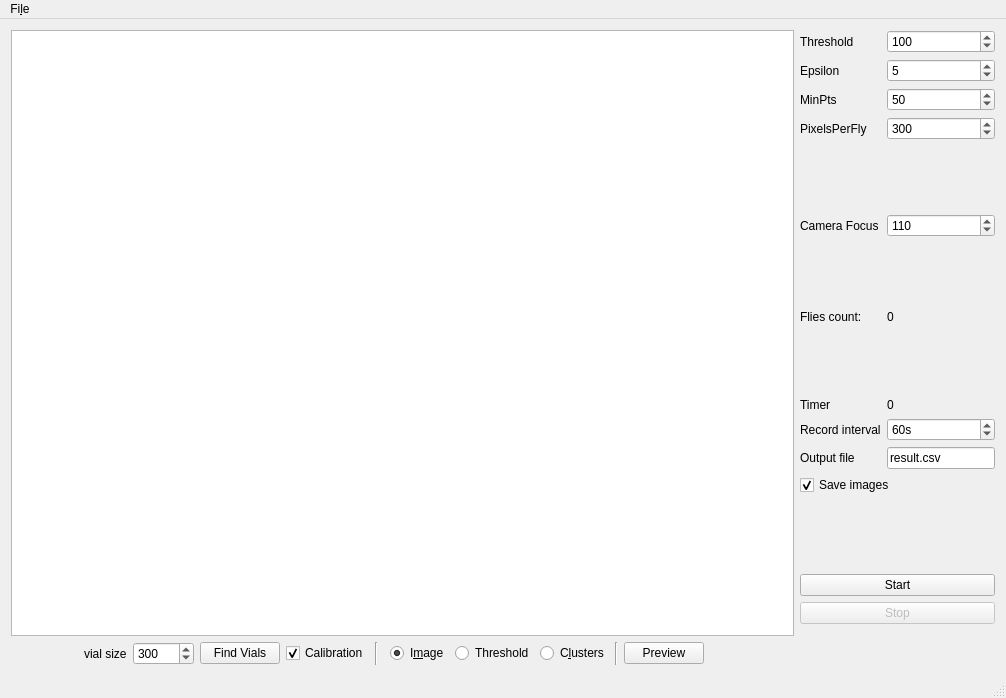
Old version of the form mainwindow.ui in the repository cbodenst/FlyDetector.
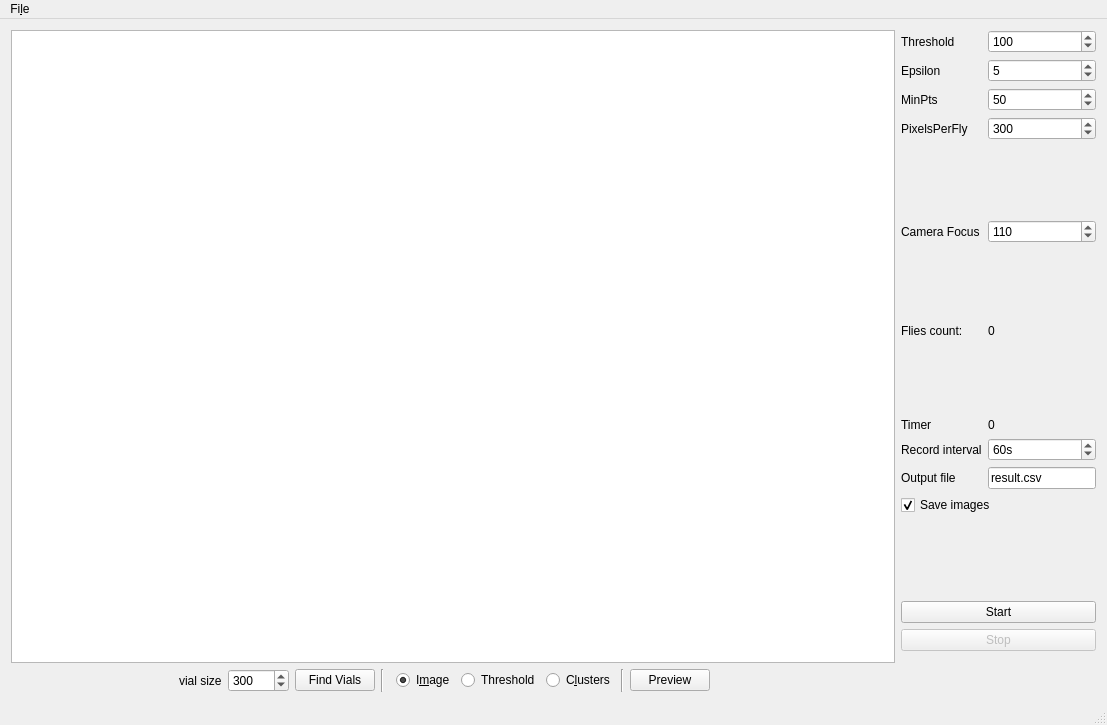
New version of the form.

Commit message: remove calibration

Diff of the .ui file:
```diff
--- a/mainwindow.ui
+++ b/mainwindow.ui
@@ -6,8 +6,8 @@
    <rect>
     <x>0</x>
     <y>0</y>
-    <width>1006</width>
-    <height>698</height>
+    <width>1107</width>
+    <height>725</height>
    </rect>
   </property>
   <property name="sizePolicy">
@@ -21,7 +21,7 @@
   </property>
   <widget class="QWidget" name="centralWidget">
    <layout class="QGridLayout" name="gridLayout">
-    <item row="0" column="0" rowspan="19" colspan="16">
+    <item row="0" column="0" rowspan="19" colspan="15">
      <widget class="QGraphicsView" name="graphicsView">
       <property name="sizePolicy">
        <sizepolicy hsizetype="MinimumExpanding" vsizetype="MinimumExpanding">
@@ -37,7 +37,7 @@
       </property>
      </widget>
     </item>
-    <item row="6" column="17">
+    <item row="6" column="16">
      <spacer name="verticalSpacer_4">
       <property name="orientation">
        <enum>Qt::Vertical</enum>
@@ -50,28 +50,28 @@
       </property>
      </spacer>
     </item>
-    <item row="3" column="17">
+    <item row="3" column="16">
      <widget class="QLabel" name="label_4">
       <property name="text">
        <string>PixelsPerFly</string>
       </property>
      </widget>
     </item>
-    <item row="2" column="17">
+    <item row="2" column="16">
      <widget class="QLabel" name="label_3">
       <property name="text">
        <string>MinPts</string>
       </property>
      </widget>
     </item>
-    <item row="1" column="18">
+    <item row="1" column="17">
      <widget class="QSpinBox" name="eps">
       <property name="value">
        <number>5</number>
       </property>
      </widget>
     </item>
-    <item row="1" column="17">
+    <item row="1" column="16">
      <widget class="QLabel" name="label_2">
       <property name="text">
        <string>Epsilon</string>
@@ -85,7 +85,7 @@
       </property>
      </widget>
     </item>
-    <item row="3" column="18">
+    <item row="3" column="17">
      <widget class="QSpinBox" name="ppf">
       <property name="maximum">
        <number>1000</number>
@@ -95,7 +95,7 @@
       </property>
      </widget>
     </item>
-    <item row="0" column="18">
+    <item row="0" column="17">
      <widget class="QSpinBox" name="threshhold">
       <property name="maximum">
        <number>255</number>
@@ -105,28 +105,35 @@
       </property>
      </widget>
     </item>
-    <item row="2" column="18">
+    <item row="2" column="17">
      <widget class="QSpinBox" name="minPts">
       <property name="value">
        <number>50</number>
       </property>
      </widget>
     </item>
-    <item row="10" column="17">
+    <item row="10" column="16">
      <widget class="QLabel" name="label_7">
       <property name="text">
        <string>Record interval</string>
       </property>
      </widget>
     </item>
-    <item row="9" column="17">
+    <item row="9" column="16">
      <widget class="QLabel" name="label_6">
       <property name="text">
        <string>Timer</string>
       </property>
      </widget>
     </item>
-    <item row="11" column="17">
+    <item row="9" column="17">
+     <widget class="QLabel" name="time">
+      <property name="text">
+       <string>0</string>
+      </property>
+     </widget>
+    </item>
+    <item row="11" column="16">
      <widget class="QLabel" name="label_8">
       <property name="text">
        <string>Output file</string>
@@ -140,14 +147,14 @@
       </property>
      </widget>
     </item>
-    <item row="9" column="18">
-     <widget class="QLabel" name="time">
-      <property name="text">
-       <string>0</string>
+    <item row="19" column="9">
+     <widget class="Line" name="line_2">
+      <property name="orientation">
+       <enum>Qt::Vertical</enum>
       </property>
      </widget>
     </item>
-    <item row="10" column="18">
+    <item row="10" column="17">
      <widget class="QSpinBox" name="inteval">
       <property name="suffix">
        <string>s</string>
@@ -160,14 +167,7 @@
       </property>
      </widget>
     </item>
-    <item row="19" column="10">
-     <widget class="Line" name="line_2">
-      <property name="orientation">
-       <enum>Qt::Vertical</enum>
-      </property>
-     </widget>
-    </item>
-    <item row="16" column="17" colspan="2">
+    <item row="16" column="16" colspan="2">
      <widget class="QPushButton" name="stopButton">
       <property name="enabled">
        <bool>false</bool>
@@ -177,54 +177,54 @@
       </property>
      </widget>
     </item>
-    <item row="19" column="8">
+    <item row="19" column="7">
      <widget class="QRadioButton" name="thresh">
       <property name="text">
        <string>Threshold</string>
       </property>
      </widget>
     </item>
-    <item row="15" column="17" colspan="2">
+    <item row="15" column="16" colspan="2">
      <widget class="QPushButton" name="startButton">
       <property name="text">
        <string>Start</string>
       </property>
      </widget>
     </item>
-    <item row="7" column="18">
+    <item row="7" column="17">
      <widget class="QLabel" name="flyCount">
       <property name="text">
        <string>0</string>
       </property>
      </widget>
     </item>
-    <item row="4" column="17">
-     <spacer name="verticalSpacer">
-      <property name="orientation">
-       <enum>Qt::Vertical</enum>
-      </property>
-      <property name="sizeHint" stdset="0">
-       <size>
-        <width>20</width>
-        <height>40</height>
-       </size>
-      </property>
-     </spacer>
-    </item>
-    <item row="19" column="9">
+    <item row="19" column="8">
      <widget class="QRadioButton" name="cluster">
       <property name="text">
        <string>C&amp;lusters</string>
       </property>
      </widget>
     </item>
-    <item row="19" column="5">
+    <item row="19" column="4">
      <widget class="Line" name="line_3">
       <property name="orientation">
        <enum>Qt::Vertical</enum>
       </property>
      </widget>
     </item>
+    <item row="4" column="16">
+     <spacer name="verticalSpacer">
+      <property name="orientation">
+       <enum>Qt::Vertical</enum>
+      </property>
+      <property name="sizeHint" stdset="0">
+       <size>
+        <width>20</width>
+        <height>40</height>
+       </size>
+      </property>
+     </spacer>
+    </item>
     <item row="19" column="2">
      <widget class="QSpinBox" name="vialsize">
       <property name="maximum">
@@ -235,7 +235,7 @@
       </property>
      </widget>
     </item>
-    <item row="11" column="18">
+    <item row="11" column="17">
      <widget class="QLineEdit" name="output">
       <property name="sizePolicy">
        <sizepolicy hsizetype="Minimum" vsizetype="Minimum">
@@ -248,14 +248,14 @@
       </property>
      </widget>
     </item>
-    <item row="7" column="17">
+    <item row="7" column="16">
      <widget class="QLabel" name="label_5">
       <property name="text">
        <string>Flies count:</string>
       </property>
      </widget>
     </item>
-    <item row="19" column="7">
+    <item row="19" column="6">
      <widget class="QRadioButton" name="rgb">
       <property name="text">
        <string>I&amp;mage</string>
@@ -265,7 +265,7 @@
       </property>
      </widget>
     </item>
-    <item row="5" column="18">
+    <item row="5" column="17">
      <widget class="QSpinBox" name="focus">
       <property name="maximum">
        <number>1000</number>
@@ -275,33 +275,40 @@
       </property>
      </widget>
     </item>
-    <item row="13" column="17">
-     <spacer name="verticalSpacer_3">
-      <property name="orientation">
-       <enum>Qt::Vertical</enum>
-      </property>
-      <property name="sizeHint" stdset="0">
-       <size>
-        <width>20</width>
-        <height>40</height>
-       </size>
-      </property>
-     </spacer>
-    </item>
-    <item row="5" column="17">
+    <item row="5" column="16">
      <widget class="QLabel" name="label_10">
       <property name="text">
        <string>Camera Focus</string>
       </property>
      </widget>
     </item>
-    <item row="0" column="17">
+    <item row="0" column="16">
      <widget class="QLabel" name="label">
       <property name="text">
        <string>Threshold</string>
       </property>
      </widget>
     </item>
+    <item row="13" column="16">
+     <spacer name="verticalSpacer_3">
+      <property name="orientation">
+       <enum>Qt::Vertical</enum>
+      </property>
+      <property name="sizeHint" stdset="0">
+       <size>
+        <width>20</width>
+        <height>40</height>
+       </size>
+      </property>
+     </spacer>
+    </item>
+    <item row="19" column="10">
+     <widget class="QPushButton" name="preview">
+      <property name="text">
+       <string>Preview</string>
+      </property>
+     </widget>
+    </item>
     <item row="19" column="0">
      <spacer name="horizontalSpacer_2">
       <property name="orientation">
@@ -315,7 +322,7 @@
       </property>
      </spacer>
     </item>
-    <item row="8" column="17">
+    <item row="8" column="16">
      <spacer name="verticalSpacer_2">
       <property name="orientation">
        <enum>Qt::Vertical</enum>
@@ -328,27 +335,20 @@
       </property>
      </spacer>
     </item>
-    <item row="19" column="12">
-     <spacer name="horizontalSpacer">
-      <property name="orientation">
-       <enum>Qt::Horizontal</enum>
-      </property>
-      <property name="sizeHint" stdset="0">
-       <size>
-        <width>40</width>
-        <height>20</height>
-       </size>
-      </property>
-     </spacer>
-    </item>
     <item row="19" column="11">
-     <widget class="QPushButton" name="preview">
-      <property name="text">
-       <string>Preview</string>
+     <spacer name="horizontalSpacer">
+      <property name="orientation">
+       <enum>Qt::Horizontal</enum>
       </property>
-     </widget>
+      <property name="sizeHint" stdset="0">
+       <size>
+        <width>40</width>
+        <height>20</height>
+       </size>
+      </property>
+     </spacer>
     </item>
-    <item row="12" column="17" colspan="2">
+    <item row="12" column="16" colspan="2">
      <widget class="QCheckBox" name="saveImages">
       <property name="enabled">
        <bool>true</bool>
@@ -361,16 +361,6 @@
       </property>
      </widget>
     </item>
-    <item row="19" column="4">
-     <widget class="QCheckBox" name="Calibration">
-      <property name="text">
-       <string>Calibration</string>
-      </property>
-      <property name="checked">
-       <bool>true</bool>
-      </property>
-     </widget>
-    </item>
    </layout>
   </widget>
   <widget class="QStatusBar" name="statusBar"/>
@@ -379,7 +369,7 @@
     <rect>
      <x>0</x>
      <y>0</y>
-     <width>1006</width>
+     <width>1107</width>
      <height>27</height>
     </rect>
    </property>
```
Left out of the diff: 4 changed lines with no effect on the pictures. The commit also changes 1 other file.
